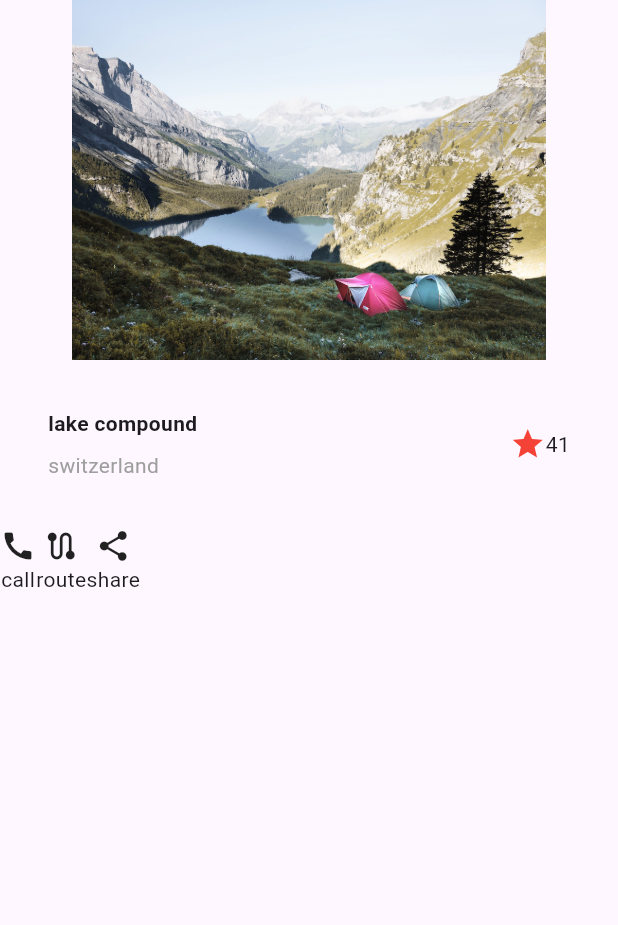
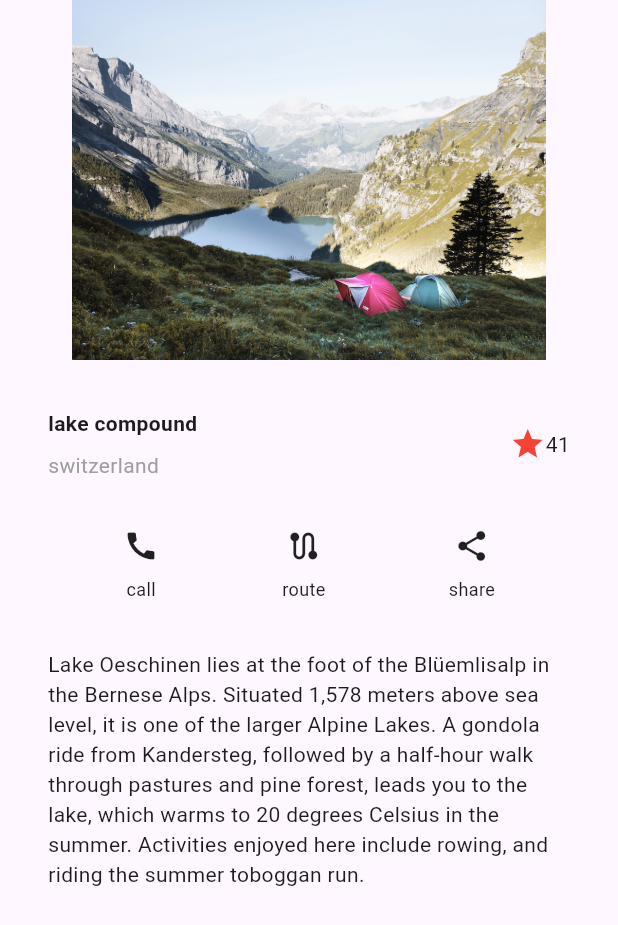
Before and after one commit to abdultanveer/manapuramb2, a Flutter app: the HomeScreen screen opened directly, on a phone screen of 412 x 824 dp. Shown: the top 925 px of the screen. Run offline on Flutter 3.47's test engine with Material 2 defaults, Android fonts, the light colour scheme and no system bars.

Commit message:
styled button section and text section

```diff
--- a/lib/home_screen.dart
+++ b/lib/home_screen.dart
@@ -12,14 +12,15 @@
     return Scaffold(
       body: Column(
         children: [
-          Image.asset('images/lake.jpg', width: 640,height: 240,),
+          Image.asset('images/lake.jpg', width: 640, height: 240,),
           buildTitleSection(),
-          buildButtonSection()
+          buildButtonSection(),
+          textSection
         ],
       ),
     );
   }
-
+}
   Widget buildTitleSection(){
     return Container(
       padding: const EdgeInsets.all(32),
@@ -54,6 +55,8 @@
 
   Row buildButtonSection(){
     return Row(
+      mainAxisAlignment: MainAxisAlignment.spaceEvenly,
+
       children: [
         buildButtonColumn(Icons.call,"call"),
         buildButtonColumn(Icons.route,"route"),
@@ -64,10 +67,31 @@
 
   Column buildButtonColumn(IconData icon, String label){
     return Column(
+      mainAxisSize: MainAxisSize.min,
+      mainAxisAlignment: MainAxisAlignment.center,
       children: [
         Icon(icon),
-        Text(label)
+        Container(
+            margin: const EdgeInsets.only(top: 8),
+            child: Text(label,style: TextStyle(
+              fontSize: 12,
+              fontWeight: FontWeight.w400,
+
+            ),)
+        )
       ],
     );
   }
-}
+
+  Widget textSection = Container(
+    padding: const EdgeInsets.all(32),
+    child: const Text(
+      'Lake Oeschinen lies at the foot of the Blüemlisalp in the Bernese '
+          'Alps. Situated 1,578 meters above sea level, it is one of the '
+          'larger Alpine Lakes. A gondola ride from Kandersteg, followed by a '
+          'half-hour walk through pastures and pine forest, leads you to the '
+          'lake, which warms to 20 degrees Celsius in the summer. Activities '
+          'enjoyed here include rowing, and riding the summer toboggan run.',
+      softWrap: true,
+    ),
+  );
```
